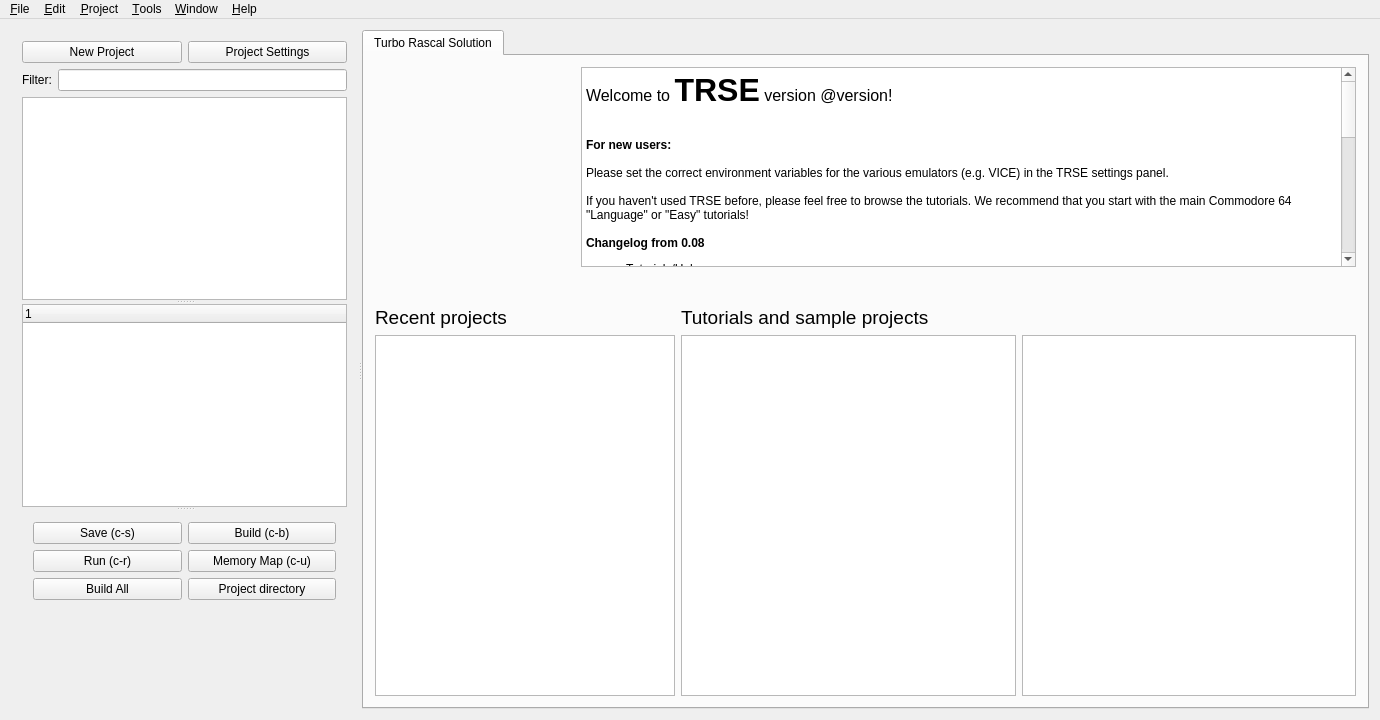
Before: the Qt Designer form mainwindow.ui in leuat/TRSE, drawn with Qt 5.
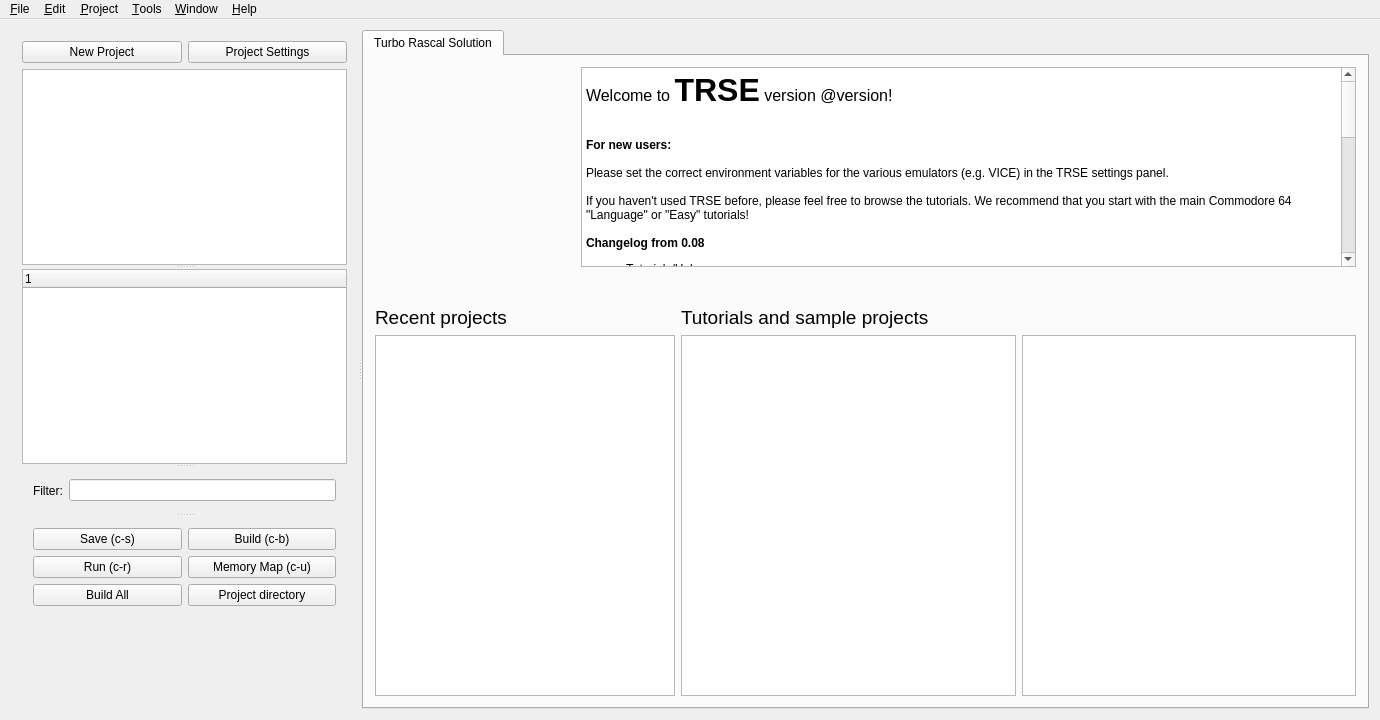
After: the same form once the commit is applied. Icons and pictures are not drawn.

The edit to the form file:
```diff
--- a/mainwindow.ui
+++ b/mainwindow.ui
@@ -57,20 +57,6 @@
             </item>
            </layout>
           </item>
-          <item row="1" column="0">
-           <layout class="QHBoxLayout" name="horizontalLayout_2">
-            <item>
-             <widget class="QLabel" name="label_5">
-              <property name="text">
-               <string>Filter:</string>
-              </property>
-             </widget>
-            </item>
-            <item>
-             <widget class="QLineEdit" name="leFilterSymbols"/>
-            </item>
-           </layout>
-          </item>
          </layout>
         </item>
         <item>
@@ -105,6 +91,20 @@
              </property>
             </column>
            </widget>
+           <widget class="QWidget" name="">
+            <layout class="QHBoxLayout" name="horizontalLayout_2">
+             <item>
+              <widget class="QLabel" name="label_5">
+               <property name="text">
+                <string>Filter:</string>
+               </property>
+              </widget>
+             </item>
+             <item>
+              <widget class="QLineEdit" name="leFilterSymbols"/>
+             </item>
+            </layout>
+           </widget>
           </widget>
           <widget class="QWidget" name="layoutWidget">
            <layout class="QVBoxLayout" name="verticalLayout_5">
```
